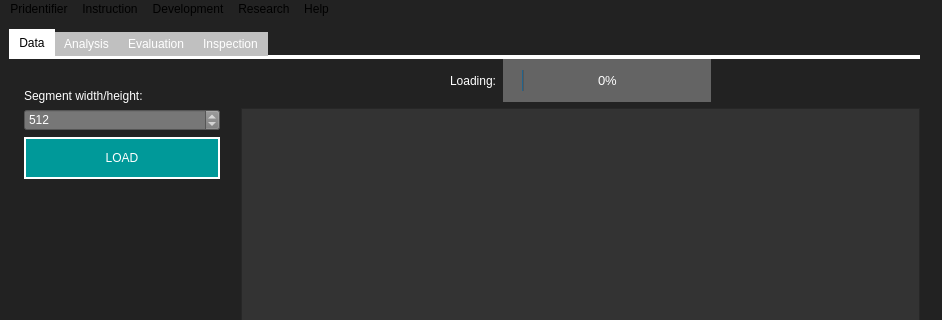
Old version of the form design/pridentifier.ui in the repository resa89/pridentifier; both pictures show x 0 to 942 and y 0 to 320 of the 942 by 676 pixel window.
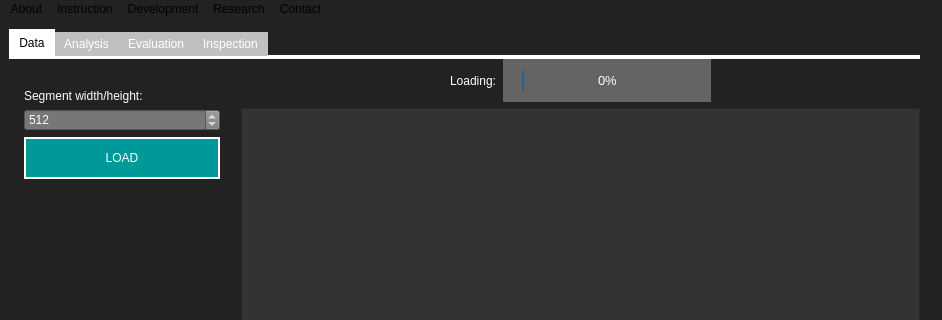
New version of the form.

Commit message: devel: Adapt dialog ui and py files and integrate all into pridentifier menu bar

```diff
--- a/design/pridentifier.ui
+++ b/design/pridentifier.ui
@@ -1531,14 +1531,14 @@
    <property name="styleSheet">
     <string notr="true"/>
    </property>
-   <widget class="QMenu" name="menuPridentifier">
+   <widget class="QMenu" name="menuAbout">
     <property name="styleSheet">
      <string notr="true">background-color: #fff;
 color: #393939;
 </string>
     </property>
     <property name="title">
-     <string>Pridentifier</string>
+     <string>About</string>
     </property>
     <addaction name="actionAbout_2"/>
     <addaction name="actionAbout_Pridentifier"/>
@@ -1581,23 +1581,23 @@
     <addaction name="actionExperiment_Results"/>
     <addaction name="actionOpen_Questions"/>
    </widget>
-   <widget class="QMenu" name="menuHelp">
+   <widget class="QMenu" name="menuContact">
     <property name="styleSheet">
      <string notr="true">background-color: #fff;
 color: #393939;</string>
     </property>
     <property name="title">
-     <string>Help</string>
+     <string>Contact</string>
     </property>
     <addaction name="actionTroubleshooting_2"/>
     <addaction name="actionFeedback_2"/>
     <addaction name="actionContact_2"/>
    </widget>
-   <addaction name="menuPridentifier"/>
+   <addaction name="menuAbout"/>
    <addaction name="menuInstruction"/>
    <addaction name="menuDevelopment"/>
    <addaction name="menuResearch"/>
-   <addaction name="menuHelp"/>
+   <addaction name="menuContact"/>
   </widget>
   <widget class="QStatusBar" name="statusbar"/>
   <action name="actionload">
```
Left out of the diff: 16 changed lines with no effect on the pictures. The commit also changes 32 other files.
